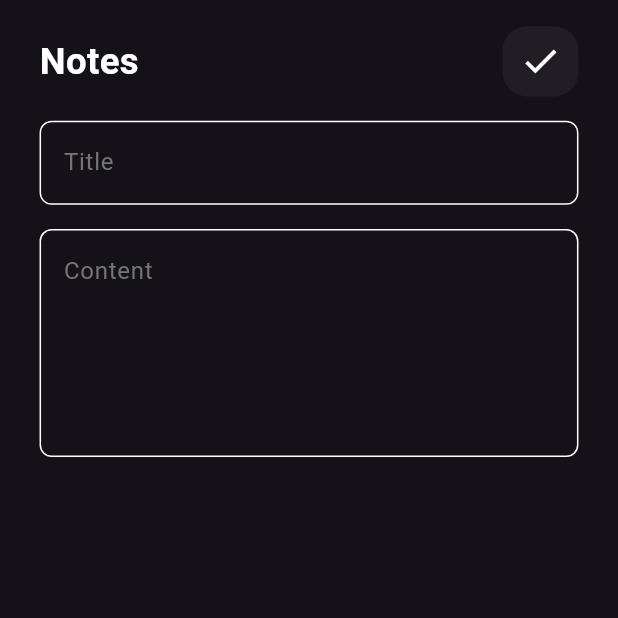
After one commit to Elnahas/notes_app, a Flutter app: the screen it shows after launch, after a tap on "Flutter Tips", on a phone screen of 412 x 824 dp, the top half of it. The commit adds this screen. Run offline on Flutter 3.47's test engine with Material 3 defaults, Android fonts, the phone set to English and light mode, and no system bars; our stand-ins replace flutter_screenutil; missing offline and left inert: dart:ffi.

Commit message:
- custom app bar

```diff
--- /dev/null
+++ b/lib/features/edit_note/ui/widgets/edit_note_screen.dart
@@ -0,0 +1,39 @@
+import 'package:flutter/material.dart';
+import 'package:flutter_screenutil/flutter_screenutil.dart';
+import 'package:notes_app/features/notes/ui/widgets/custom_app_bar.dart';
+
+import '../../../../core/helpers/spacing.dart';
+import '../../../../core/widgets/app_text_field.dart';
+
+class EditNoteScreen extends StatelessWidget {
+  const EditNoteScreen({super.key});
+
+  @override
+  Widget build(BuildContext context) {
+    return Scaffold(
+      body: SafeArea(
+        child: Padding(
+          padding: EdgeInsets.symmetric(horizontal: 24.w, vertical: 16.w),
+          child: Column(
+            children: [
+               CustomAppBar(
+                title: "Note",
+                icon: Icons.done,
+                onTap: (){},
+              ),
+              verticalSpace(16),
+              const AppTextField(
+                hint: "Title",
+              ),
+              verticalSpace(16),
+              const AppTextField(
+                hint: "Content",
+                maxLines: 5,
+              ),
+            ],
+          ),
+        ),
+      ),
+    );
+  }
+}
--- a/lib/features/notes/ui/widgets/custom_app_bar.dart
+++ b/lib/features/notes/ui/widgets/custom_app_bar.dart
@@ -3,7 +3,12 @@ import 'package:notes_app/core/theming/styles.dart';
 import 'package:notes_app/features/notes/ui/widgets/custom_search_icon.dart';
 
 class CustomAppBar extends StatelessWidget {
-  const CustomAppBar({super.key});
+
+final String title ;
+final IconData icon;
+final Function() onTap ;
+
+  const CustomAppBar({super.key, required this.title, required this.icon, required this.onTap});
 
   @override
   Widget build(BuildContext context) {
@@ -12,7 +17,7 @@ class CustomAppBar extends StatelessWidget {
       children: [
         Text("Notes" , style: TextStyles.font24WhiteBold,),
         Spacer(),
-        CustomSearchIcon(),
+        CustomSearchIcon(icon: icon,onTap: onTap),
       ],
     );
   }
--- a/lib/features/notes/ui/widgets/custom_search_icon.dart
+++ b/lib/features/notes/ui/widgets/custom_search_icon.dart
@@ -1,18 +1,26 @@
+import 'dart:ffi';
+
 import 'package:flutter/material.dart';
 import 'package:flutter_screenutil/flutter_screenutil.dart';
 
 class CustomSearchIcon extends StatelessWidget {
-  const CustomSearchIcon({super.key});
+
+  final IconData icon ;
+  final Function() onTap ;
+  const CustomSearchIcon({super.key, required this.icon, required this.onTap});
 
   @override
   Widget build(BuildContext context) {
-    return Container(
-      height: 46.h,
-      width: 46.w,
-      decoration: BoxDecoration(
-          color: Colors.white.withOpacity(0.05),
-          borderRadius: BorderRadius.circular(16)),
-          child: const Center(child: Icon(Icons.search , size: 28,)),
+    return GestureDetector(
+      onTap: onTap ,
+      child: Container(
+        height: 46.h,
+        width: 46.w,
+        decoration: BoxDecoration(
+            color: Colors.white.withOpacity(0.05),
+            borderRadius: BorderRadius.circular(16)),
+            child:  Center(child: Icon(icon , size: 28,)),
+      ),
     );
   }
 }
--- a/lib/features/notes/ui/widgets/home_screen.dart
+++ b/lib/features/notes/ui/widgets/home_screen.dart
@@ -23,7 +23,7 @@ class NotesScreen extends StatelessWidget {
           padding: EdgeInsets.symmetric(horizontal: 24.w, vertical: 16.w),
           child: Column(
             children: [
-              const CustomAppBar(),
+               CustomAppBar(title: "Note" , icon: Icons.search,onTap: () {},),
               verticalSpace(15),
               Expanded(
                 child: NotesListView(),
--- a/lib/features/notes/ui/widgets/note_item.dart
+++ b/lib/features/notes/ui/widgets/note_item.dart
@@ -1,4 +1,5 @@
 import 'package:flutter/material.dart';
+import 'package:notes_app/features/edit_note/ui/widgets/edit_note_screen.dart';
 
 class NoteItems extends StatelessWidget {
   const NoteItems({
@@ -7,7 +8,14 @@ class NoteItems extends StatelessWidget {
 
   @override
   Widget build(BuildContext context) {
-    return  Container(
+    return GestureDetector(
+      onTap: () {
+
+        Navigator.push(context, MaterialPageRoute(builder: (context) {
+          return const EditNoteScreen();
+        }));
+      },
+      child: Container(
         decoration: BoxDecoration(
           color: const Color(0xffFFCC80),
           borderRadius: BorderRadius.circular(16),
@@ -54,6 +62,7 @@ class NoteItems extends StatelessWidget {
             )
           ],
         ),
+      ),
     );
   }
 }
```
Lines whose indentation alone changed are shown as unchanged.
